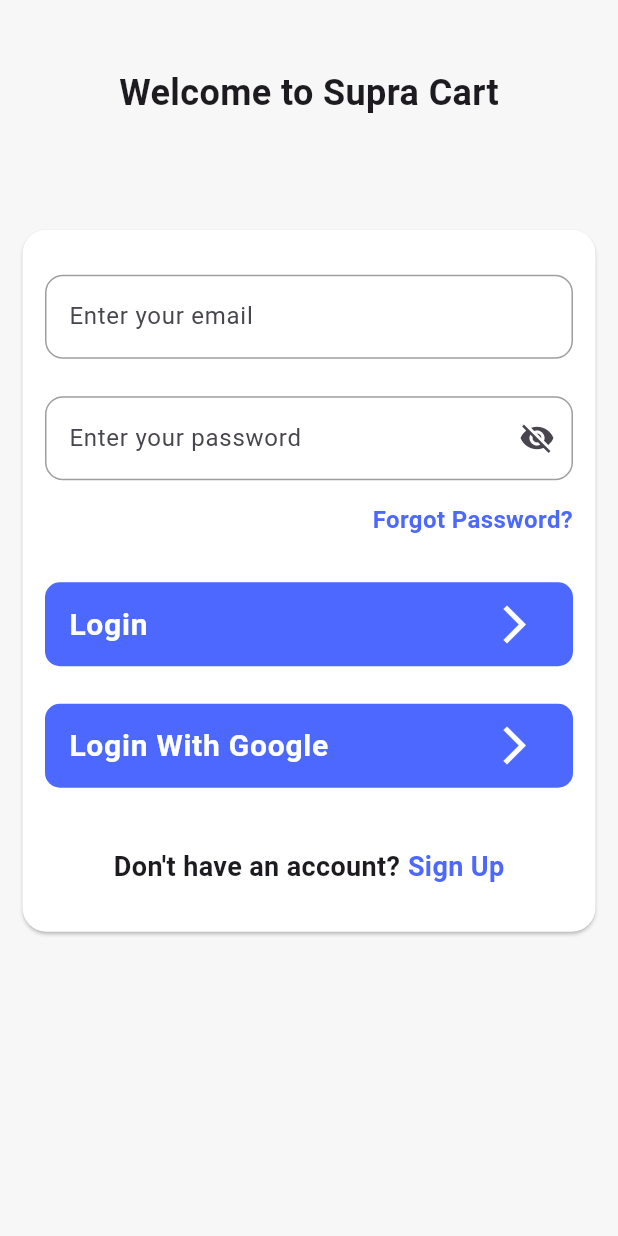
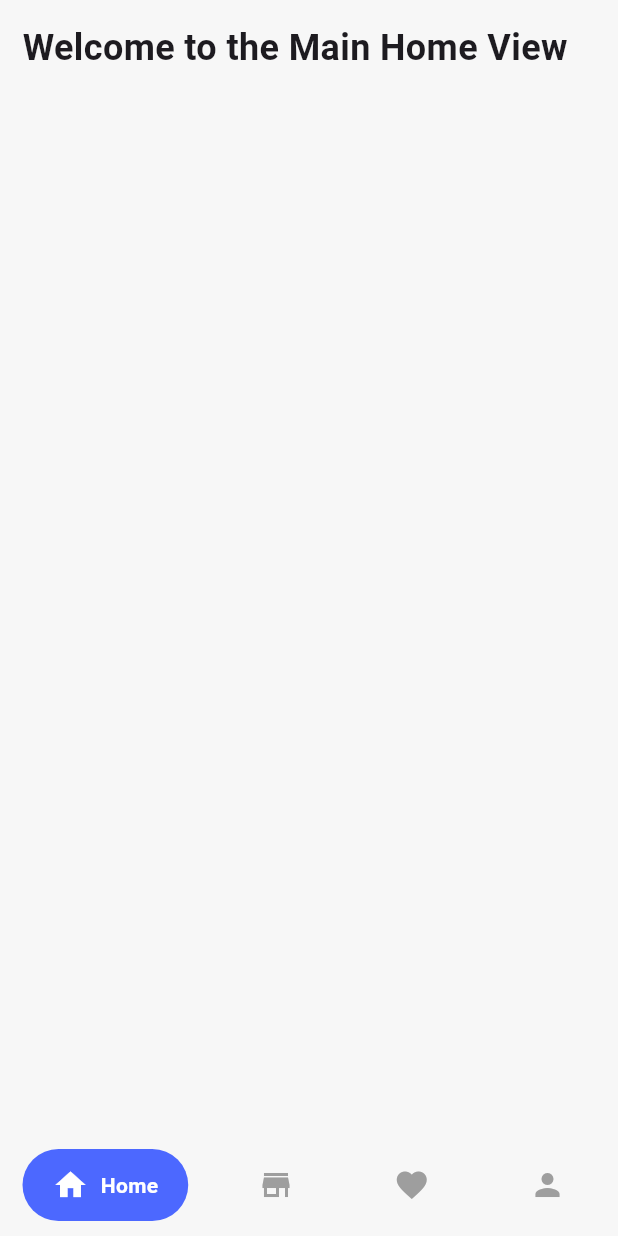
Before and after one commit to EngAhmed20/Supra-Cart, a Flutter app: the screen it shows after launch, after a tap on "Login", on a phone screen of 412 x 824 dp. Run offline on Flutter 3.47's test engine with Material 3 defaults, Android fonts, the phone set to English and light mode, and no system bars; drawn by our look-alikes of google_nav_bar.

```diff
--- a/lib/core/helper_function/on_generate_route.dart
+++ b/lib/core/helper_function/on_generate_route.dart
@@ -2,6 +2,7 @@ import 'package:flutter/material.dart';
 import 'package:supra_cart/features/auth/ui/forget_pass_view.dart';
 import 'package:supra_cart/features/auth/ui/login_view.dart';
 import 'package:supra_cart/features/auth/ui/sign_up_view.dart';
+import 'package:supra_cart/features/home/ui/main_home_view.dart';
 import 'package:supra_cart/features/splash/ui/splash_view.dart';
 
 Route<dynamic> onGenerateRoute(RouteSettings settings){
@@ -14,6 +15,8 @@ Route<dynamic> onGenerateRoute(RouteSettings settings){
       return MaterialPageRoute(builder: (_) => const ForgetPassView());
     case SignUpView.routeName:
       return MaterialPageRoute(builder: (_) => const SignUpView());
+    case MainHomeView.routeName:
+      return MaterialPageRoute(builder: (_) => const MainHomeView());
 
 
     default:
--- a/lib/features/auth/ui/widgets/login_view_body.dart
+++ b/lib/features/auth/ui/widgets/login_view_body.dart
@@ -3,6 +3,7 @@ import 'package:supra_cart/core/style/app_colors.dart';
 import 'package:supra_cart/core/widgets/custom_text_form.dart';
 import 'package:supra_cart/features/auth/ui/forget_pass_view.dart';
 import 'package:supra_cart/features/auth/ui/sign_up_view.dart';
+import 'package:supra_cart/features/home/ui/main_home_view.dart';
 
 import '../../../../core/style/app_text_styles.dart';
 import 'login_button.dart';
@@ -79,7 +80,9 @@ class _LoginViewBodyState extends State<LoginViewBody> {
                     ),
                   ),
                   const SizedBox(height: 30,),
-                  LoginButton(loginText: 'Login',onTap: (){},),
+                  LoginButton(loginText: 'Login',onTap: (){
+                    Navigator.pushNamed(context, MainHomeView.routeName);
+                  },),
                   const SizedBox(height: 25,),
                   LoginButton(loginText: 'Login With Google',onTap: (){},),
                   const SizedBox(height: 40,),
--- /dev/null
+++ b/lib/features/home/ui/main_home_view.dart
@@ -0,0 +1,25 @@
+import 'package:flutter/material.dart';
+
+import 'nav_bar/google_nav_bar.dart';
+
+class MainHomeView extends StatelessWidget {
+  const MainHomeView({super.key});
+  static const String routeName = '/mainHome';
+
+  @override
+  Widget build(BuildContext context) {
+    return Scaffold(
+      body: SafeArea(
+        child: Padding(padding: const EdgeInsets.symmetric(horizontal: 15, vertical: 15),
+          child: Container(
+            child: Text(
+              'Welcome to the Main Home View',
+              style: TextStyle(fontSize: 24, fontWeight: FontWeight.bold),
+            ),
+          ),
+      ),
+    ),
+      bottomNavigationBar: GoogleNavBar(),
+    );
+  }
+}
--- /dev/null
+++ b/lib/features/home/ui/nav_bar/google_nav_bar.dart
@@ -0,0 +1,46 @@
+import 'package:flutter/material.dart';
+import 'package:google_nav_bar/google_nav_bar.dart';
+import 'package:supra_cart/core/style/app_colors.dart';
+
+class GoogleNavBar extends StatelessWidget {
+  const GoogleNavBar({
+    super.key,
+  });
+
+  @override
+  Widget build(BuildContext context) {
+    return Padding(
+      padding: const EdgeInsets.symmetric(vertical: 10,horizontal: 15),
+      child: GNav(
+          rippleColor: AppColors.kPrimaryColor, // tab button ripple color when pressed
+          hoverColor:AppColors.kPrimaryColor, // tab button hover color
+          curve: Curves.easeOutExpo, // tab animation curves
+          duration: Duration(milliseconds: 300), // tab animation duration
+          gap: 8, // the tab button gap between icon and text
+          color: AppColors.kGreyColor, // unselected icon color
+          activeColor: AppColors.kWhiteColor, // selected icon and text color
+          iconSize: 24, // tab button icon size
+          tabBackgroundColor:AppColors.kPrimaryColor, // selected tab background color
+          padding: EdgeInsets.symmetric(horizontal: 20, vertical: 12), // navigation bar padding
+          tabs: [
+            GButton(
+              icon: Icons.home,
+              text: 'Home',
+            ),
+            GButton(
+              icon: Icons.store,
+              text: 'Store',
+            ),
+            GButton(
+              icon: Icons.favorite,
+              text: 'Favorite',
+            ),
+            GButton(
+              icon: Icons.person,
+              text: 'Profile',
+            )
+          ]
+      ),
+    );
+  }
+}
--- a/pubspec.yaml
+++ b/pubspec.yaml
@@ -34,6 +34,8 @@ dependencies:
   # The following adds the Cupertino Icons font to your application.
   # Use with the CupertinoIcons class for iOS style icons.
   cupertino_icons: ^1.0.8
+  google_nav_bar: ^5.0.7
+  flutter_bloc: ^9.1.1
 
 dev_dependencies:
   flutter_test:
```
Also changed, not shown: pubspec.lock.
